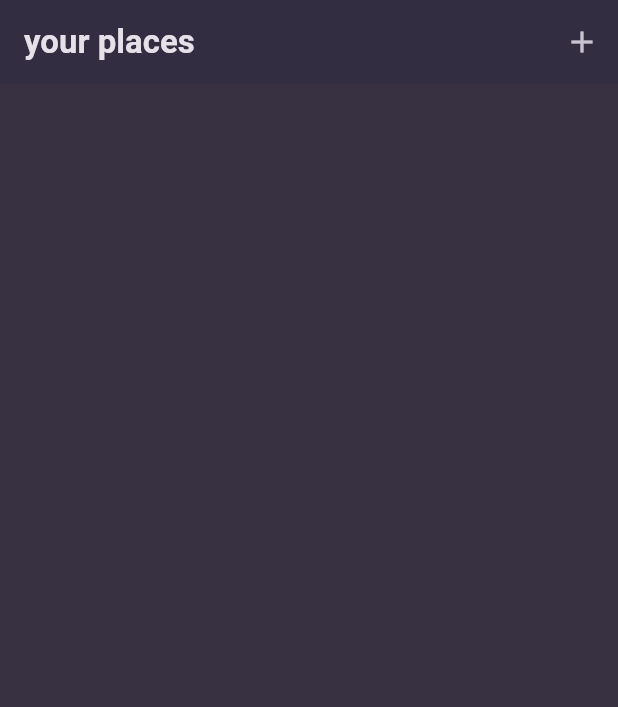
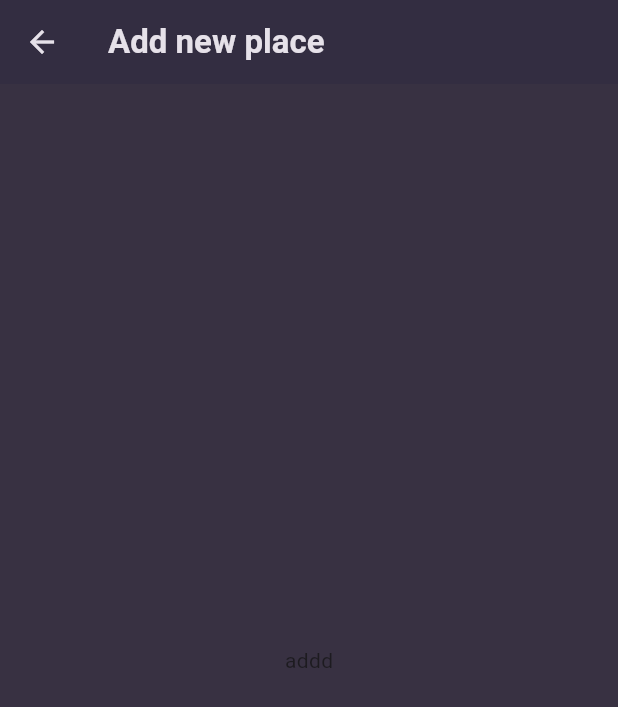
Before and after one commit to TommyPurba/favorite_places, a Flutter app: the screen it shows after launch, after a tap on the "add" icon, on a phone screen of 412 x 824 dp. Shown: the top 707 px of the screen. Run offline on Flutter 3.47's test engine with Material 3 defaults, Android fonts, the phone set to English and light mode, and no system bars; our stand-ins replace google_fonts.

Commit message:
add screen for addnewplacescreen

```diff
--- /dev/null
+++ b/lib/screen/addnewplacescreen.dart
@@ -0,0 +1,23 @@
+import 'package:flutter/material.dart';
+
+class Addnewplacescreen extends StatefulWidget{
+  const Addnewplacescreen({super.key});
+
+  @override
+  State<Addnewplacescreen> createState() {
+    return _AddnewplacescreenState();
+  }
+}
+
+class _AddnewplacescreenState extends State<Addnewplacescreen>{
+  @override
+  Widget build(BuildContext context) {
+    return Scaffold(
+      appBar: AppBar(
+        title: Text('Add new place'),
+        backgroundColor: Theme.of(context).colorScheme.onSecondary,
+      ),
+      body: Center(child: Text('addd'),),
+    );
+  }
+}
--- a/lib/screen/yourfavorite_screen.dart
+++ b/lib/screen/yourfavorite_screen.dart
@@ -1,4 +1,5 @@
 
+import 'package:favorite_places/screen/addnewplacescreen.dart';
 import 'package:flutter/material.dart';
 
 class YourfavoriteScreen extends StatefulWidget{
@@ -11,13 +12,21 @@ class YourfavoriteScreen extends StatefulWidget{
 }
 
 class _YourfavoriteScreenState extends State<YourfavoriteScreen>{
+
+  void _addbutton(){
+    Navigator.of(context).push(
+      MaterialPageRoute(
+        builder: (ctx) => Addnewplacescreen(),
+      )
+    );
+  }
   @override
   Widget build(BuildContext context) {
     return Scaffold(
       appBar: AppBar(
         title: Text('your places'),
         actions: [
-          IconButton(onPressed: (){}, icon: Icon(Icons.add))
+          IconButton(onPressed: _addbutton, icon: Icon(Icons.add))
         ],
         backgroundColor: Theme.of(context).colorScheme.onSecondary,
       ),
```
